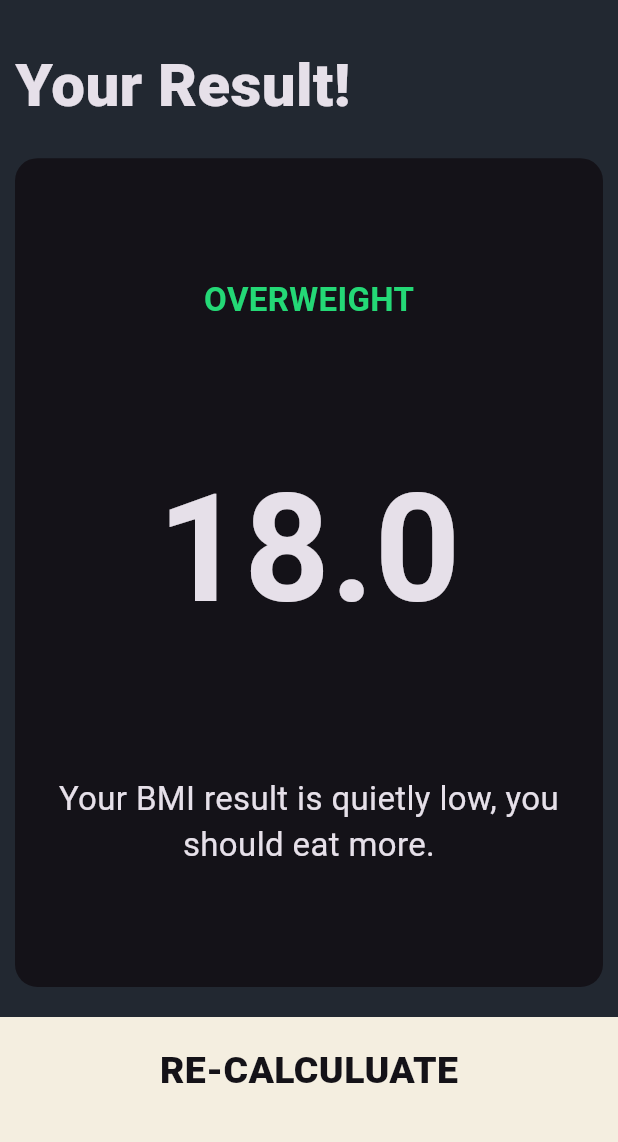
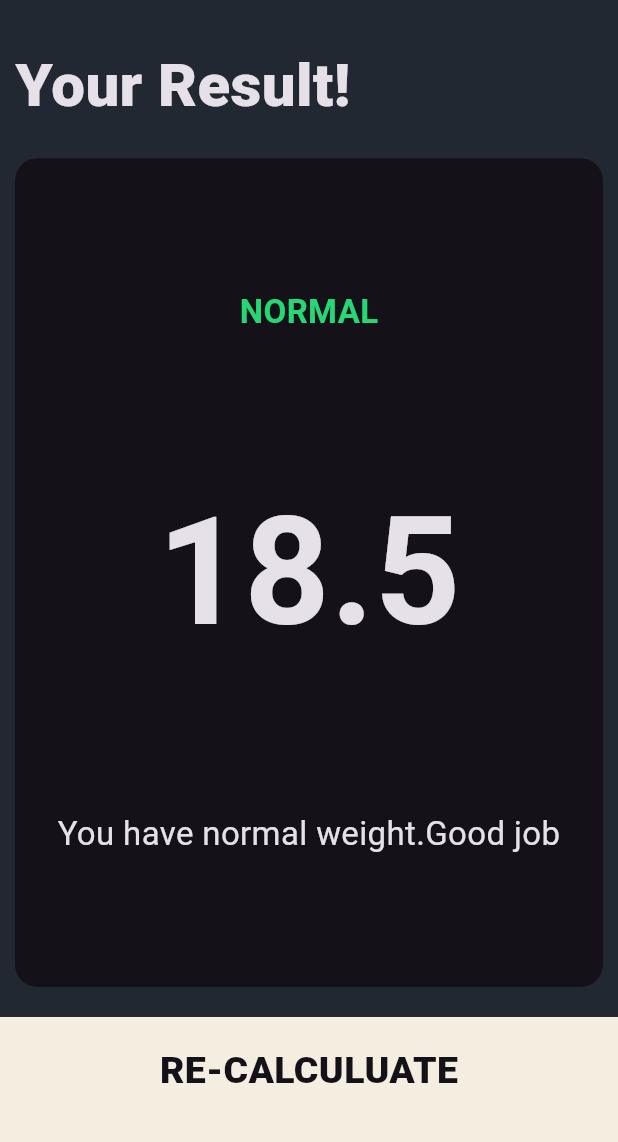
Before and after one commit to risal-ea/bmi_calculator-, a Flutter app: the screen it shows after launch, after a tap on "CALCULATE", on a phone screen of 412 x 824 dp, the part 84-1226 px from its top. Run offline on Flutter 3.47's test engine with Material 3 defaults, Android fonts, the phone set to English and light mode, and no system bars; our stand-ins replace font_awesome_flutter.

Commit message:
update 4.8

```diff
--- /dev/null
+++ b/lib/calculator_brain.dart
@@ -0,0 +1,40 @@
+import 'dart:math';
+
+
+class CalculatorBrain{
+
+  CalculatorBrain({
+    required this.height,
+    required this.weight,
+});
+
+  final int height;
+  final int weight;
+
+  double _bmi = 0.0;
+
+  String calculateBMI(){
+    _bmi = weight / pow(height/100, 2);
+    return _bmi.toStringAsFixed(1);
+  }
+
+  String getResult(){
+    if(_bmi >= 25){
+      return "Overweight";
+    }else if(_bmi > 18.5){
+      return "Normal";
+    }else{
+      return "Underweight";
+    }
+  }
+
+  String getInterPretation(){
+    if(_bmi >= 25){
+      return "You have a higher than normal body weight. Try to exercise more.";
+    }else if(_bmi > 18.5){
+      return "You have normal weight.Good job";
+    }else{
+      return "You have a lower than normal body weight. You can eat a bit more.";
+    }
+  }
+}
--- a/lib/main.dart
+++ b/lib/main.dart
@@ -14,11 +14,13 @@ class BMICalculator extends StatelessWidget {
       ),
 
       //Routes
-      initialRoute: '/',
-      routes: {
-        '/' : (context) => InputPage(),
-        '/result' : (context) => ResultPage(),
-      },
+      home: InputPage(),
+
+      // initialRoute: '/',
+      // routes: {
+      //   '/' : (context) => InputPage(),
+      //   '/result' : (context) => ResultPage(),
+      // },
     );
   }
 }
--- a/lib/screens/input_page.dart
+++ b/lib/screens/input_page.dart
@@ -1,9 +1,11 @@
+import 'package:bmi_calculator/screens/result_page.dart';
 import 'package:flutter/material.dart';
 import 'package:font_awesome_flutter/font_awesome_flutter.dart';
 import '../components/reusable_card.dart';
 import '../components/icon_content.dart';
 import '../constants.dart';
 import '../components/bottom_container.dart';
+import '../calculator_brain.dart';
 
 enum Gender {
   male,
@@ -215,7 +217,21 @@ class _InputPageState extends State<InputPage> {
           )),
            BottomContainer(
             bottomContainerText: "CALCULATE",
-            onPress: (){Navigator.pushNamed(context, '/result');}
+            onPress: (){
+              CalculatorBrain calc = CalculatorBrain(height: height, weight: weight);
+
+              Navigator.push(
+                context,
+                MaterialPageRoute(
+                  builder: (context) => ResultPage(
+                    bmiResult: calc.calculateBMI(),
+                    bmiText: calc.getResult(),
+                    interpretation: calc.getInterPretation(),
+                  ),
+                ),
+              );
+
+            }
           )
         ],
       ),
--- a/lib/screens/result_page.dart
+++ b/lib/screens/result_page.dart
@@ -4,7 +4,15 @@ import 'package:flutter/material.dart';
 import '../components/bottom_container.dart';
 
 class ResultPage extends StatelessWidget {
-  const ResultPage({super.key});
+  ResultPage({
+    required this.bmiResult,
+    required this.bmiText,
+    required this.interpretation,
+  });
+
+  final String bmiResult;
+  final String bmiText;
+  final String interpretation;
 
   @override
   Widget build(BuildContext context) {
@@ -34,21 +42,21 @@ class ResultPage extends StatelessWidget {
             child: ReusableCard(
               colour: kCardColour,
               onPress: () {},
-              cardChild: const Column(
+              cardChild: Column(
                 mainAxisAlignment: MainAxisAlignment.spaceEvenly,
                 children: <Widget>[
                   Text(
-                    "OVERWEIGHT",
+                    bmiText.toUpperCase(),
                     style: kResultTextStyle,
                   ),
                   Text(
-                    "18.0",
+                    bmiResult,
                     style: kBmiTextStyle,
                   ),
                   Padding(
                     padding: EdgeInsets.only(right: 20.0, left: 20.0),
                     child: Text(
-                      "Your BMI result is quietly low, you should eat more.",
+                      interpretation,
                       style: kBodyTextStyle,
                       textAlign: TextAlign.center,
                     ),
@@ -59,7 +67,9 @@ class ResultPage extends StatelessWidget {
           ),
           BottomContainer(
             bottomContainerText: "RE-CALCULUATE",
-            onPress: (){Navigator.pop(context);},
+            onPress: () {
+              Navigator.pop(context);
+            },
           ),
         ],
       ),
```
